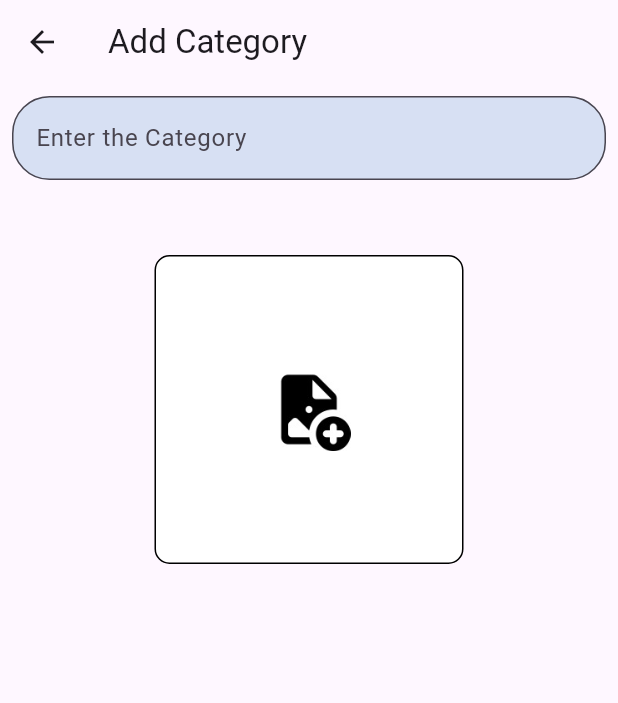
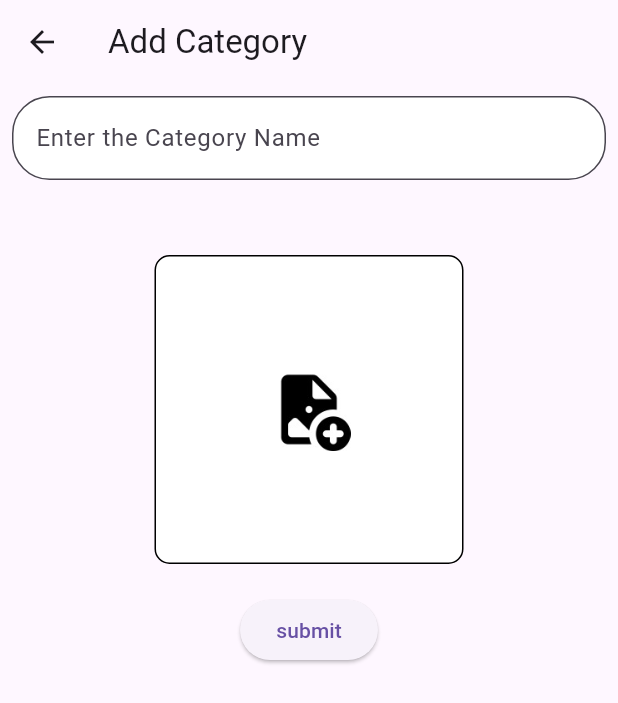
Before and after one commit to tharak1/sweet_shop_1, a Flutter app: the screen it shows after launch, after a tap on "Add category", on a phone screen of 412 x 824 dp. Shown: the top 703 px of the screen. Run offline on Flutter 3.47's test engine with Material 3 defaults, Android fonts, the phone set to English and light mode, and no system bars; our stand-ins replace carousel_slider, crystal_navigation_bar, iconly, image_picker, shared_preferences, transparent_image.

Commit message:
Changes to be committed: 	modified:   lib/admin/add_category.dart 	modified:   lib/admin/admin_homescreen.dart 	modified:   lib/admin/homebutton_admin.dart 	new file:   lib/admin/remove_category.dart 	modified:   lib/main.dart 	new file:   lib/models/category.dart 	modified:   pubspec.lock

```diff
--- a/lib/admin/add_category.dart
+++ b/lib/admin/add_category.dart
@@ -1,6 +1,7 @@
-import 'package:flutter/foundation.dart';
+import 'dart:typed_data';
 import 'package:flutter/material.dart';
 import 'package:sweet_shop/admin/imageselection.dart';
+import 'package:sweet_shop/models/category.dart';
 
 class AddCategory extends StatefulWidget {
   const AddCategory({super.key});
@@ -10,9 +11,38 @@ class AddCategory extends StatefulWidget {
 }
 
 class _AddCategoryState extends State<AddCategory> {
+  List<Add_Category> addcat = [];
   final TextEditingController categoryController = TextEditingController();
-  final TextEditingController sweetNameController = TextEditingController();
   Uint8List? _image;
+  @override
+  void initState() {
+    super.initState();
+    loadCategories();
+  }
+
+  loadCategories() async {
+    List<Add_Category> temp =
+        await Add_Category.loadListFromLocalStorage('categories');
+    setState(() {
+      addcat = temp;
+    });
+  }
+
+  saveCategory() async {
+    if (categoryController.text.isNotEmpty && _image != null) {
+      Add_Category newCategory = Add_Category(
+        name: categoryController.text,
+        img: _image!,
+      );
+      addcat.add(newCategory);
+      await Add_Category.saveListToLocalStorage(addcat, 'categories');
+      setState(() {
+        categoryController.clear();
+        _image = null;
+      });
+    }
+  }
+
   @override
   Widget build(BuildContext context) {
     return Scaffold(
@@ -27,8 +57,8 @@ class _AddCategoryState extends State<AddCategory> {
               keyboardType: TextInputType.text,
               controller: categoryController,
               decoration: InputDecoration(
-                labelText: "Enter the Category",
-                fillColor: const Color.fromARGB(255, 215, 224, 243),
+                labelText: "Enter the Category Name",
+                fillColor: Color.fromARGB(255, 255, 255, 255),
                 filled: true,
                 border: OutlineInputBorder(
                   borderRadius: BorderRadius.circular(25.0),
@@ -65,6 +95,30 @@ class _AddCategoryState extends State<AddCategory> {
                       ),
               ),
             ),
+            SizedBox(
+              height: 20,
+            ),
+            ElevatedButton(
+              onPressed: saveCategory,
+              child: Text('submit'),
+            ),
+            SizedBox(height: 20),
+            Expanded(
+              child: ListView.builder(
+                itemCount: addcat.length,
+                itemBuilder: (context, index) {
+                  return ListTile(
+                    leading: Image.memory(
+                      addcat[index].img,
+                      width: 50,
+                      height: 50,
+                      fit: BoxFit.cover,
+                    ),
+                    title: Text(addcat[index].name),
+                  );
+                },
+              ),
+            ),
           ],
         ),
       ),
--- a/lib/admin/admin_homescreen.dart
+++ b/lib/admin/admin_homescreen.dart
@@ -1,6 +1,7 @@
 import 'package:flutter/material.dart';
 import 'package:sweet_shop/admin/add_category.dart';
 import 'package:sweet_shop/admin/homebutton_admin.dart';
+import 'package:sweet_shop/admin/remove_category.dart';
 
 class AdminHomeScreen extends StatefulWidget {
   const AdminHomeScreen({super.key});
@@ -30,7 +31,19 @@ class _AdminHomeScreenState extends State<AdminHomeScreen> {
               ),
               children: const [
                 AdminHomebutton(
-                  imgName: 'Add category',
+                  Name: 'Add category',
+                  functionpg: AddCategory(),
+                ),
+                AdminHomebutton(
+                  Name: 'Remove category',
+                  functionpg: RemoveCategory(),
+                ),
+                AdminHomebutton(
+                  Name: 'Add Sweet',
+                  functionpg: AddCategory(),
+                ),
+                AdminHomebutton(
+                  Name: 'Remove sweet',
                   functionpg: AddCategory(),
                 ),
               ],
--- a/lib/admin/homebutton_admin.dart
+++ b/lib/admin/homebutton_admin.dart
@@ -2,8 +2,8 @@ import 'package:flutter/material.dart';
 
 class AdminHomebutton extends StatelessWidget {
   const AdminHomebutton(
-      {super.key, required this.imgName, required this.functionpg});
-  final String imgName;
+      {super.key, required this.Name, required this.functionpg});
+  final String Name;
   final Widget functionpg;
   @override
   Widget build(BuildContext context) {
@@ -20,19 +20,15 @@ class AdminHomebutton extends StatelessWidget {
         },
         child: Padding(
           padding: const EdgeInsets.all(10.0),
-          child: Container(
-            height: MediaQuery.of(context).size.height,
-            width: MediaQuery.of(context).size.width / 2,
           child: Stack(
             children: [
               Container(
                 decoration: BoxDecoration(
                   border: Border.all(color: Colors.black),
                 ),
-                  height: MediaQuery.of(context).size.height / 4,
                 child: Center(
                   child: Text(
-                      imgName,
+                    Name,
                     style: TextStyle(
                         color: const Color.fromARGB(255, 0, 0, 0),
                         fontSize: 18),
@@ -44,7 +40,6 @@ class AdminHomebutton extends StatelessWidget {
           ),
         ),
       ),
-      ),
     );
   }
 }
--- a/lib/main.dart
+++ b/lib/main.dart
@@ -1,11 +1,10 @@
 import 'package:flutter/material.dart';
 import 'package:sweet_shop/admin/admin_homescreen.dart';
-//import 'package:sweet_shop/widgets/navbar.dart';
 
 void main() {
   runApp(
     MaterialApp(
-      //home: Navbar(),
+      // home: Navbar(),
       home: AdminHomeScreen(),
     ),
   );
--- /dev/null
+++ b/lib/models/category.dart
@@ -0,0 +1,121 @@
+// // ignore_for_file: public_member_api_docs, sort_constructors_first
+// import 'dart:convert';
+// import 'dart:typed_data';
+
+// import 'package:shared_preferences/shared_preferences.dart';
+
+// class Add_Category {
+//   final String name;
+//   final Uint8List img;
+
+//   Add_Category({required this.name, required this.img});
+
+//   Map<String, dynamic> toMap() {
+//     return <String, dynamic>{
+//       'name': name,
+//       'img': img,
+//     };
+//   }
+
+//   factory Add_Category.fromMap(Map<String, dynamic> map) {
+//     return Add_Category(
+//       name: map['name'] as String,
+//       img: map['img'] as Uint8List,
+//     );
+//   }
+//   // Save a list of models to SharedPreferences
+//   static Future<void> saveListToLocalStorage(
+//       List<Add_Category> list, String key) async {
+//     final prefs = await SharedPreferences.getInstance();
+//     final encodedList = list.map((x) => x.toMap()).toList();
+//     prefs.setString(key, jsonEncode(encodedList));
+//   }
+
+//   // Load a list of models from SharedPreferences
+//   static Future<List<Add_Category>> loadListFromLocalStorage(String key) async {
+//     final prefs = await SharedPreferences.getInstance();
+//     final jsonString = prefs.getString(key);
+//     if (jsonString != null) {
+//       final decodedList = jsonDecode(jsonString) as List<dynamic>;
+//       return decodedList.map((map) => Add_Category.fromMap(map)).toList();
+//     }
+//     return [];
+//   }
+
+//   // Delete a book with a specific ID from SharedPreferences
+//   static Future<void> deleteBookFromLocalStorage(String key, String id) async {
+//     final prefs = await SharedPreferences.getInstance();
+//     final jsonString = prefs.getString(key);
+//     if (jsonString != null) {
+//       final decodedList = jsonDecode(jsonString) as List<dynamic>;
+//       final updatedList = decodedList.where((map) => map['id'] != id).toList();
+//       prefs.setString(key, jsonEncode(updatedList));
+//     }
+//   }
+
+//   String toJson() => json.encode(toMap());
+
+//   factory Add_Category.fromJson(String source) =>
+//       Add_Category.fromMap(json.decode(source) as Map<String, dynamic>);
+// }
+import 'dart:convert';
+import 'dart:typed_data';
+import 'package:shared_preferences/shared_preferences.dart';
+
+class Add_Category {
+  final String name;
+  final Uint8List img;
+
+  Add_Category({required this.name, required this.img});
+
+  Map<String, dynamic> toMap() {
+    return <String, dynamic>{
+      'name': name,
+      'img': base64Encode(img), // Encode the Uint8List to a Base64 string
+    };
+  }
+
+  factory Add_Category.fromMap(Map<String, dynamic> map) {
+    return Add_Category(
+      name: map['name'] as String,
+      img: base64Decode(
+          map['img'] as String), // Decode the Base64 string back to Uint8List
+    );
+  }
+
+  static Future<void> saveListToLocalStorage(
+      List<Add_Category> list, String key) async {
+    final prefs = await SharedPreferences.getInstance();
+    final encodedList = list.map((x) => x.toMap()).toList();
+    prefs.setString(key, jsonEncode(encodedList));
+  }
+
+  static Future<List<Add_Category>> loadListFromLocalStorage(String key) async {
+    final prefs = await SharedPreferences.getInstance();
+    final jsonString = prefs.getString(key);
+    if (jsonString != null) {
+      final decodedList = jsonDecode(jsonString) as List<dynamic>;
+      return decodedList
+          .map((map) => Add_Category.fromMap(map as Map<String, dynamic>))
+          .toList();
+    }
+    return [];
+  }
+
+  static Future<void> deleteBookFromLocalStorage(String key, String id) async {
+    final prefs = await SharedPreferences.getInstance();
+    final jsonString = prefs.getString(key);
+    if (jsonString != null) {
+      final decodedList = jsonDecode(jsonString) as List<dynamic>;
+      final updatedList = decodedList
+          .where((map) => (map as Map<String, dynamic>)['id'] != id)
+          .toList();
+      prefs.setString(key, jsonEncode(updatedList));
+    }
+  }
+
+  String toJson() => json.encode(toMap());
+
+  factory Add_Category.fromJson(String source) =>
+      Add_Category.fromMap(json.decode(source) as Map<String, dynamic>);
+}
```
Also changed, not shown: lib/admin/remove_category.dart (added, +69 -0 lines), pubspec.lock. Lines whose indentation alone changed are shown as unchanged.
